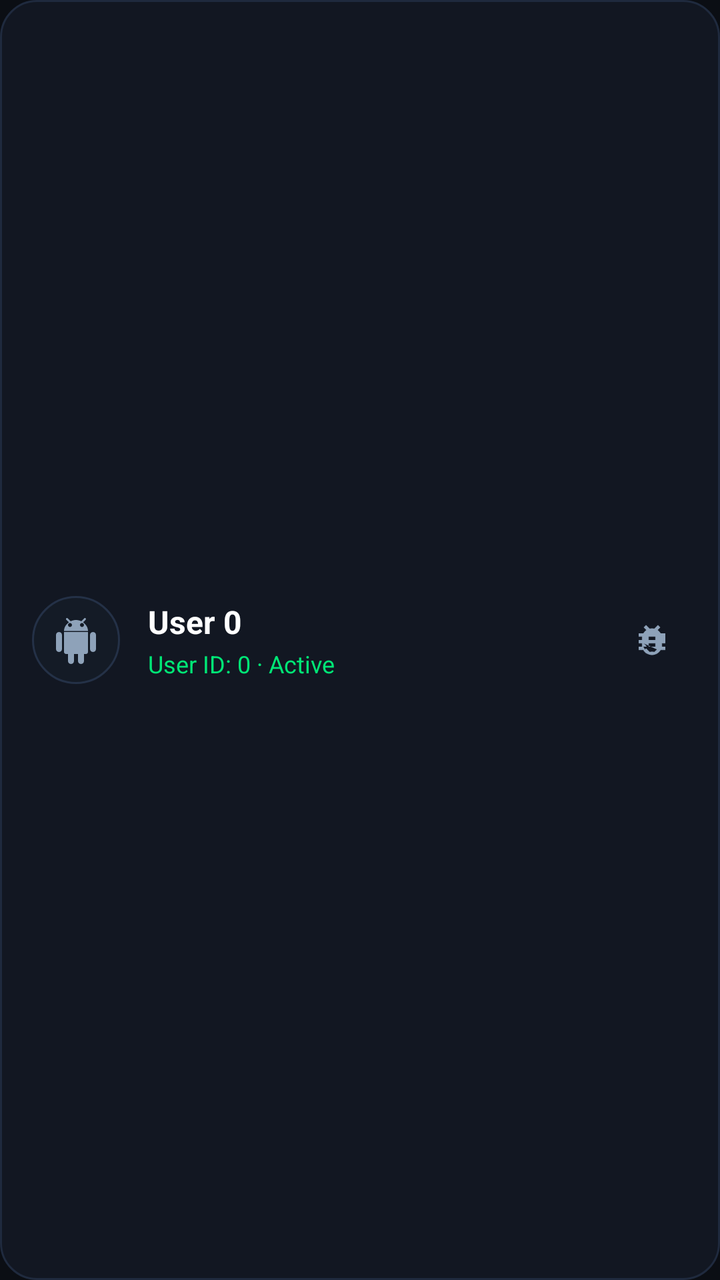
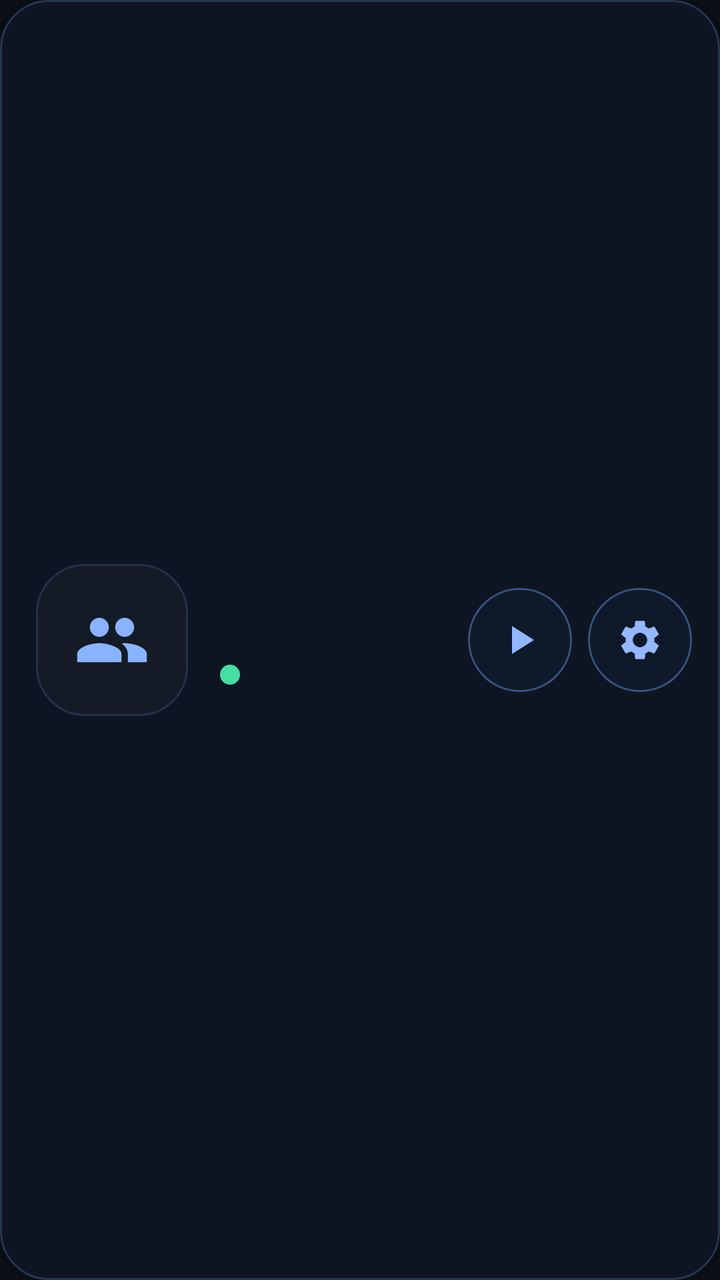

Two renders of the same Android screen: before a commit and after it. Below are the layout's source before the change and the commit's diff.
<!-- AndroidManifest.xml: application theme Theme.BlackBox -->
<!-- res/layout/item_user_card.xml -->
<?xml version="1.0" encoding="utf-8"?>
<LinearLayout xmlns:android="http://schemas.android.com/apk/res/android"
    xmlns:app="http://schemas.android.com/apk/res-auto"
    android:layout_width="match_parent"
    android:layout_height="wrap_content"
    android:layout_marginBottom="12dp"
    android:background="@drawable/bg_card_dark"
    android:orientation="horizontal"
    android:padding="16dp">

    
    <ImageView
        android:id="@+id/iv_user_avatar"
        android:layout_width="44dp"
        android:layout_height="44dp"
        android:layout_gravity="center_vertical"
        android:background="@drawable/bg_pill_user"
        android:contentDescription="Avatar"
        android:padding="10dp"
        android:src="@drawable/ic_android_robot"
        app:tint="#8EA2B9" />

    
    <LinearLayout
        android:layout_width="0dp"
        android:layout_height="wrap_content"
        android:layout_gravity="center_vertical"
        android:layout_marginStart="14dp"
        android:layout_weight="1"
        android:orientation="vertical">

        <TextView
            android:id="@+id/tv_user_title"
            android:layout_width="wrap_content"
            android:layout_height="wrap_content"
            android:text="User 0"
            android:textColor="#FFFFFF"
            android:textSize="16sp"
            android:textStyle="bold" />

        <TextView
            android:id="@+id/tv_user_subtitle"
            android:layout_width="wrap_content"
            android:layout_height="wrap_content"
            android:layout_marginTop="2dp"
            android:text="User ID: 0 · Active"
            android:textColor="#00E676"
            android:textSize="12sp" />
    </LinearLayout>

    
    <LinearLayout
        android:layout_width="wrap_content"
        android:layout_height="wrap_content"
        android:layout_gravity="center_vertical"
        android:orientation="horizontal">

        
        <ImageView
            android:id="@+id/btn_rename_user"
            android:layout_width="36dp"
            android:layout_height="36dp"
            android:background="?selectableItemBackgroundBorderless"
            android:contentDescription="Rename"
            android:padding="8dp"
            android:src="@drawable/ic_report"
            app:tint="#8EA2B9" />

        
        <ImageView
            android:id="@+id/btn_delete_user"
            android:layout_width="36dp"
            android:layout_height="36dp"
            android:layout_marginStart="4dp"
            android:background="?selectableItemBackgroundBorderless"
            android:contentDescription="Delete"
            android:padding="8dp"
            android:src="@drawable/ic_empty"
            android:visibility="gone"
            app:tint="#FF5252" />
    </LinearLayout>

</LinearLayout>
<!-- resources referenced by this layout -->
<resources>
  <!-- drawable bg_card_dark (drawable) -->
  <?xml version="1.0" encoding="utf-8"?>
  <shape xmlns:android="http://schemas.android.com/apk/res/android"
      android:shape="rectangle">
      <corners android:radius="18dp" />
      <solid android:color="#121722" />
      <stroke
          android:width="1dp"
          android:color="#1F2A3E" />
  </shape>
  <!-- drawable bg_pill_user (drawable) -->
  <?xml version="1.0" encoding="utf-8"?>
  <shape xmlns:android="http://schemas.android.com/apk/res/android"
      android:shape="rectangle">
      <corners android:radius="24dp" />
      <solid android:color="#141B26" />
      <stroke
          android:width="1dp"
          android:color="#243147" />
  </shape>
  <!-- drawable ic_android_robot (drawable) -->
  <vector xmlns:android="http://schemas.android.com/apk/res/android"
      android:width="16dp"
      android:height="16dp"
      android:viewportWidth="24"
      android:viewportHeight="24">
      <path
          android:fillColor="#FFA5B3C2"
          android:pathData="M6,18c0,0.55 0.45,1 1,1h1v3.5c0,0.83 0.67,1.5 1.5,1.5s1.5,-0.67 1.5,-1.5V19h2v3.5c0,0.83 0.67,1.5 1.5,1.5s1.5,-0.67 1.5,-1.5V19h1c0.55,0 1,-0.45 1,-1V8H6v10zM3.5,8C2.67,8 2,8.67 2,9.5v7c0,0.83 0.67,1.5 1.5,1.5S5,17.33 5,16.5v-7C5,8.67 4.33,8 3.5,8zm17,0c-0.83,0 -1.5,0.67 -1.5,1.5v7c0,0.83 0.67,1.5 1.5,1.5s1.5,-0.67 1.5,-1.5v-7c0,-0.83 -0.67,-1.5 -1.5,-1.5zm-4.97,-4.84l1.3,-1.3c0.2,-0.2 0.2,-0.51 0,-0.71 -0.2,-0.2 -0.51,-0.2 -0.71,0l-1.48,1.48C13.85,2.23 12.95,2 12,2c-0.96,0 -1.86,0.23 -2.66,0.63L7.85,1.15c-0.2,-0.2 -0.51,-0.2 -0.71,0 -0.2,0.2 -0.2,0.51 0,0.71l1.31,1.31C6.97,4.26 6,5.78 6,7.5h12c0,-1.72 -0.97,-3.24 -2.47,-4.34zM9,5.5c-0.55,0 -1,-0.45 -1,-1s0.45,-1 1,-1 1,0.45 1,1 -0.45,1 -1,1zm6,0c-0.55,0 -1,-0.45 -1,-1s0.45,-1 1,-1 1,0.45 1,1 -0.45,1 -1,1z" />
  </vector>
  <!-- drawable ic_empty: vector/xml drawable (drawable, 11021 chars, omitted) -->
  <!-- drawable ic_report (drawable) -->
  <vector xmlns:android="http://schemas.android.com/apk/res/android"
      android:width="24dp"
      android:height="24dp"
      android:viewportWidth="24"
      android:viewportHeight="24"
      android:tint="?attr/colorControlNormal">
      <path
          android:fillColor="@android:color/white"
          android:pathData="M20,8h-2.81c-0.45,-0.78 -1.07,-1.45 -1.82,-1.96L17,4.41 15.59,3l-2.17,2.17C12.96,5.06 12.49,5 12,5c-0.49,0 -0.96,0.06 -1.41,0.17L8.41,3 7,4.41l1.62,1.63C7.88,6.55 7.26,7.22 6.81,8H4v2h2.09C6.03,10.33 6,10.66 6,11v1H4v2h2v1c0,0.34 0.03,0.67 0.09,1h2.72c-0.45,-0.78 -1.07,-1.45 -1.82,-1.96L17,18.59 15.59,17l-2.17,2.17C12.96,19.06 12.49,19 12,19c-0.49,0 -0.96,0.06 -1.41,0.17L8.41,17 7,18.59l1.62,1.63C7.88,17.45 7.26,16.78 6.81,16H4v2h2.81c1.04,1.79 2.97,3 5.19,3s4.15,-1.21 5.19,-3H20v-2h-2v-1c0,-0.34 -0.03,-0.67 -0.09,-1H20V8zM14,16h-4v-2h4V16zM14,12h-4v-2h4V12z" />
  </vector>
  <color name="accent_blue">#2F80ED</color>
  <color name="dark_bg">#0B0E14</color>
  <color name="white">#FFFFFFFF</color>
  <color name="accent_blue_light">#3898FF</color>
  <!-- unchanged entries left out for length: 1 -->
</resources>

<!-- the commit's change to res/layout/item_user_card.xml (unified diff, before → after) -->
@@ -1,83 +1,15 @@
 <?xml version="1.0" encoding="utf-8"?>
-<LinearLayout xmlns:android="http://schemas.android.com/apk/res/android"
-    xmlns:app="http://schemas.android.com/apk/res-auto"
-    android:layout_width="match_parent"
-    android:layout_height="wrap_content"
-    android:layout_marginBottom="12dp"
-    android:background="@drawable/bg_card_dark"
-    android:orientation="horizontal"
-    android:padding="16dp">
-
-    
-    <ImageView
-        android:id="@+id/iv_user_avatar"
-        android:layout_width="44dp"
-        android:layout_height="44dp"
-        android:layout_gravity="center_vertical"
-        android:background="@drawable/bg_pill_user"
-        android:contentDescription="Avatar"
-        android:padding="10dp"
-        android:src="@drawable/ic_android_robot"
-        app:tint="#8EA2B9" />
-
-    
-    <LinearLayout
-        android:layout_width="0dp"
-        android:layout_height="wrap_content"
-        android:layout_gravity="center_vertical"
-        android:layout_marginStart="14dp"
-        android:layout_weight="1"
-        android:orientation="vertical">
-
-        <TextView
-            android:id="@+id/tv_user_title"
-            android:layout_width="wrap_content"
-            android:layout_height="wrap_content"
-            android:text="User 0"
-            android:textColor="#FFFFFF"
-            android:textSize="16sp"
-            android:textStyle="bold" />
-
-        <TextView
-            android:id="@+id/tv_user_subtitle"
-            android:layout_width="wrap_content"
-            android:layout_height="wrap_content"
-            android:layout_marginTop="2dp"
-            android:text="User ID: 0 · Active"
-            android:textColor="#00E676"
-            android:textSize="12sp" />
+<LinearLayout xmlns:android="http://schemas.android.com/apk/res/android" xmlns:app="http://schemas.android.com/apk/res-auto"
+    android:layout_width="match_parent" android:layout_height="116dp" android:layout_marginBottom="14dp" android:background="@drawable/bg_user_card_inactive" android:clickable="true" android:focusable="true" android:gravity="center_vertical" android:orientation="horizontal" android:paddingStart="18dp" android:paddingEnd="14dp">
+    <ImageView android:id="@+id/iv_user_avatar" android:layout_width="76dp" android:layout_height="76dp" android:background="@drawable/bg_pill_user" android:contentDescription="Virtual user" android:padding="19dp" android:src="@drawable/ic_nav_users" app:tint="#8AB3FF" />
+    <LinearLayout android:layout_width="0dp" android:layout_height="wrap_content" android:layout_marginStart="16dp" android:layout_weight="1" android:orientation="vertical">
+        <TextView android:id="@+id/tv_user_title" android:layout_width="wrap_content" android:layout_height="wrap_content" android:textColor="#F7F9FF" android:textSize="20sp" android:textStyle="bold" />
+        <LinearLayout android:layout_width="wrap_content" android:layout_height="wrap_content" android:layout_marginTop="8dp" android:gravity="center_vertical" android:orientation="horizontal">
+            <View android:id="@+id/v_user_status" android:layout_width="10dp" android:layout_height="10dp" android:background="@drawable/bg_user_status_dot" />
+            <TextView android:id="@+id/tv_user_subtitle" android:layout_width="wrap_content" android:layout_height="wrap_content" android:layout_marginStart="10dp" android:textColor="#91A8D3" android:textSize="15sp" />
+        </LinearLayout>
     </LinearLayout>
-
-    
-    <LinearLayout
-        android:layout_width="wrap_content"
-        android:layout_height="wrap_content"
-        android:layout_gravity="center_vertical"
-        android:orientation="horizontal">
-
-        
-        <ImageView
-            android:id="@+id/btn_rename_user"
-            android:layout_width="36dp"
-            android:layout_height="36dp"
-            android:background="?selectableItemBackgroundBorderless"
-            android:contentDescription="Rename"
-            android:padding="8dp"
-            android:src="@drawable/ic_report"
-            app:tint="#8EA2B9" />
-
-        
-        <ImageView
-            android:id="@+id/btn_delete_user"
-            android:layout_width="36dp"
-            android:layout_height="36dp"
-            android:layout_marginStart="4dp"
-            android:background="?selectableItemBackgroundBorderless"
-            android:contentDescription="Delete"
-            android:padding="8dp"
-            android:src="@drawable/ic_empty"
-            android:visibility="gone"
-            app:tint="#FF5252" />
-    </LinearLayout>
-
+    <ImageView android:id="@+id/btn_switch_user" android:layout_width="52dp" android:layout_height="52dp" android:background="@drawable/bg_user_action" android:contentDescription="Switch user" android:padding="14dp" android:src="@drawable/ic_play_arrow" app:tint="#93B8FF" />
+    <ImageView android:id="@+id/btn_rename_user" android:layout_width="52dp" android:layout_height="52dp" android:layout_marginStart="8dp" android:background="@drawable/bg_user_action" android:contentDescription="User options" android:padding="14dp" android:src="@drawable/ic_nav_setting" app:tint="#93B8FF" />
+    <ImageView android:id="@+id/btn_delete_user" android:layout_width="1dp" android:layout_height="1dp" android:visibility="gone" />
 </LinearLayout>
<!-- resource entries referenced after the edit -->
@@ -1,15 +1,5 @@
 <!-- resources referenced by this layout -->
 <resources>
-  <!-- drawable bg_card_dark (drawable) -->
-  <?xml version="1.0" encoding="utf-8"?>
-  <shape xmlns:android="http://schemas.android.com/apk/res/android"
-      android:shape="rectangle">
-      <corners android:radius="18dp" />
-      <solid android:color="#121722" />
-      <stroke
-          android:width="1dp"
-          android:color="#1F2A3E" />
-  </shape>
   <!-- drawable bg_pill_user (drawable) -->
   <?xml version="1.0" encoding="utf-8"?>
   <shape xmlns:android="http://schemas.android.com/apk/res/android"
@@ -20,27 +10,57 @@
           android:width="1dp"
           android:color="#243147" />
   </shape>
-  <!-- drawable ic_android_robot (drawable) -->
-  <vector xmlns:android="http://schemas.android.com/apk/res/android"
-      android:width="16dp"
-      android:height="16dp"
-      android:viewportWidth="24"
-      android:viewportHeight="24">
-      <path
-          android:fillColor="#FFA5B3C2"
-          android:pathData="M6,18c0,0.55 0.45,1 1,1h1v3.5c0,0.83 0.67,1.5 1.5,1.5s1.5,-0.67 1.5,-1.5V19h2v3.5c0,0.83 0.67,1.5 1.5,1.5s1.5,-0.67 1.5,-1.5V19h1c0.55,0 1,-0.45 1,-1V8H6v10zM3.5,8C2.67,8 2,8.67 2,9.5v7c0,0.83 0.67,1.5 1.5,1.5S5,17.33 5,16.5v-7C5,8.67 4.33,8 3.5,8zm17,0c-0.83,0 -1.5,0.67 -1.5,1.5v7c0,0.83 0.67,1.5 1.5,1.5s1.5,-0.67 1.5,-1.5v-7c0,-0.83 -0.67,-1.5 -1.5,-1.5zm-4.97,-4.84l1.3,-1.3c0.2,-0.2 0.2,-0.51 0,-0.71 -0.2,-0.2 -0.51,-0.2 -0.71,0l-1.48,1.48C13.85,2.23 12.95,2 12,2c-0.96,0 -1.86,0.23 -2.66,0.63L7.85,1.15c-0.2,-0.2 -0.51,-0.2 -0.71,0 -0.2,0.2 -0.2,0.51 0,0.71l1.31,1.31C6.97,4.26 6,5.78 6,7.5h12c0,-1.72 -0.97,-3.24 -2.47,-4.34zM9,5.5c-0.55,0 -1,-0.45 -1,-1s0.45,-1 1,-1 1,0.45 1,1 -0.45,1 -1,1zm6,0c-0.55,0 -1,-0.45 -1,-1s0.45,-1 1,-1 1,0.45 1,1 -0.45,1 -1,1z" />
-  </vector>
-  <!-- drawable ic_empty: vector/xml drawable (drawable, 11021 chars, omitted) -->
-  <!-- drawable ic_report (drawable) -->
+  <!-- drawable bg_user_action (drawable) -->
+  <?xml version="1.0" encoding="utf-8"?>
+  <ripple xmlns:android="http://schemas.android.com/apk/res/android" android:color="#334FA8FF">
+      <item>
+          <shape android:shape="oval">
+              <solid android:color="#251A3153" />
+              <stroke android:width="1dp" android:color="#365280" />
+          </shape>
+      </item>
+  </ripple>
+  <!-- drawable bg_user_card_inactive (drawable) -->
+  <?xml version="1.0" encoding="utf-8"?>
+  <shape xmlns:android="http://schemas.android.com/apk/res/android" android:shape="rectangle">
+      <corners android:radius="24dp" />
+      <solid android:color="#C90E1727" />
+      <stroke android:width="1dp" android:color="#263650" />
+  </shape>
+  <!-- drawable bg_user_status_dot (drawable) -->
+  <?xml version="1.0" encoding="utf-8"?>
+  <shape xmlns:android="http://schemas.android.com/apk/res/android" android:shape="oval">
+      <solid android:color="#46DEA2" />
+  </shape>
+  <!-- drawable ic_nav_setting (drawable) -->
   <vector xmlns:android="http://schemas.android.com/apk/res/android"
       android:width="24dp"
       android:height="24dp"
       android:viewportWidth="24"
-      android:viewportHeight="24"
-      android:tint="?attr/colorControlNormal">
+      android:viewportHeight="24">
       <path
-          android:fillColor="@android:color/white"
-          android:pathData="M20,8h-2.81c-0.45,-0.78 -1.07,-1.45 -1.82,-1.96L17,4.41 15.59,3l-2.17,2.17C12.96,5.06 12.49,5 12,5c-0.49,0 -0.96,0.06 -1.41,0.17L8.41,3 7,4.41l1.62,1.63C7.88,6.55 7.26,7.22 6.81,8H4v2h2.09C6.03,10.33 6,10.66 6,11v1H4v2h2v1c0,0.34 0.03,0.67 0.09,1h2.72c-0.45,-0.78 -1.07,-1.45 -1.82,-1.96L17,18.59 15.59,17l-2.17,2.17C12.96,19.06 12.49,19 12,19c-0.49,0 -0.96,0.06 -1.41,0.17L8.41,17 7,18.59l1.62,1.63C7.88,17.45 7.26,16.78 6.81,16H4v2h2.81c1.04,1.79 2.97,3 5.19,3s4.15,-1.21 5.19,-3H20v-2h-2v-1c0,-0.34 -0.03,-0.67 -0.09,-1H20V8zM14,16h-4v-2h4V16zM14,12h-4v-2h4V12z" />
+          android:fillColor="#FFFFFFFF"
+          android:pathData="M19.14,12.94c0.04,-0.3 0.06,-0.61 0.06,-0.94 0,-0.32 -0.02,-0.64 -0.07,-0.94l2.03,-1.58c0.18,-0.14 0.23,-0.41 0.12,-0.61l-1.92,-3.32c-0.12,-0.22 -0.37,-0.29 -0.59,-0.22l-2.39,0.96c-0.5,-0.38 -1.03,-0.7 -1.62,-0.94l-0.36,-2.54c-0.04,-0.24 -0.24,-0.41 -0.48,-0.41h-3.84c-0.24,0 -0.43,0.17 -0.47,0.41l-0.36,2.54c-0.59,0.24 -1.13,0.57 -1.62,0.94l-2.39,-0.96c-0.22,-0.08 -0.47,0 -0.59,0.22L2.74,8.87c-0.12,0.21 -0.08,0.47 0.12,0.61l2.03,1.58c-0.05,0.3 -0.09,0.63 -0.09,0.94s0.02,0.64 0.07,0.94l-2.03,1.58c-0.18,0.14 -0.23,0.41 -0.12,0.61l1.92,3.32c0.12,0.22 0.37,0.29 0.59,0.22l2.39,-0.96c0.5,0.38 1.03,0.7 1.62,0.94l0.36,2.54c0.05,0.24 0.24,0.41 0.48,0.41h3.84c0.24,0 0.44,-0.17 0.47,-0.41l0.36,-2.54c0.59,-0.24 1.13,-0.56 1.62,-0.94l2.39,0.96c0.22,0.08 0.47,0 0.59,-0.22l1.92,-3.32c0.12,-0.22 0.07,-0.47 -0.12,-0.61l-2.01,-1.58zM12,15.6c-1.98,0 -3.6,-1.62 -3.6,-3.6s1.62,-3.6 3.6,-3.6 3.6,1.62 3.6,3.6 -1.62,3.6 -3.6,3.6z" />
+  </vector>
+  <!-- drawable ic_nav_users (drawable) -->
+  <vector xmlns:android="http://schemas.android.com/apk/res/android"
+      android:width="24dp"
+      android:height="24dp"
+      android:viewportWidth="24"
+      android:viewportHeight="24">
+      <path
+          android:fillColor="#FFFFFFFF"
+          android:pathData="M16,11c1.66,0 2.99,-1.34 2.99,-3S17.66,5 16,5c-1.66,0 -3,1.34 -3,3s1.34,3 3,3zm-8,0c1.66,0 2.99,-1.34 2.99,-3S9.66,5 8,5C6.34,5 5,6.34 5,8s1.34,3 3,3zm0,2c-2.33,0 -7,1.17 -7,3.5V19h14v-2.5c0,-2.33 -4.67,-3.5 -7,-3.5zm8,0c-0.29,0 -0.62,0.02 -0.97,0.05 1.16,0.84 1.97,1.97 1.97,3.45V19h6v-2.5c0,-2.33 -4.67,-3.5 -7,-3.5z" />
+  </vector>
+  <!-- drawable ic_play_arrow (drawable) -->
+  <vector xmlns:android="http://schemas.android.com/apk/res/android"
+      android:width="24dp"
+      android:height="24dp"
+      android:viewportWidth="24"
+      android:viewportHeight="24">
+      <path
+          android:fillColor="#FFFFFFFF"
+          android:pathData="M8,5v14l11,-7z" />
   </vector>
   <color name="accent_blue">#2F80ED</color>
   <color name="dark_bg">#0B0E14</color>
